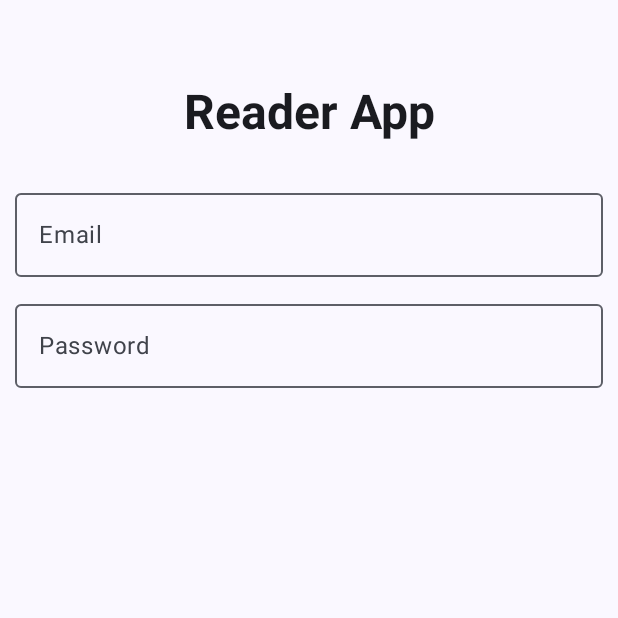
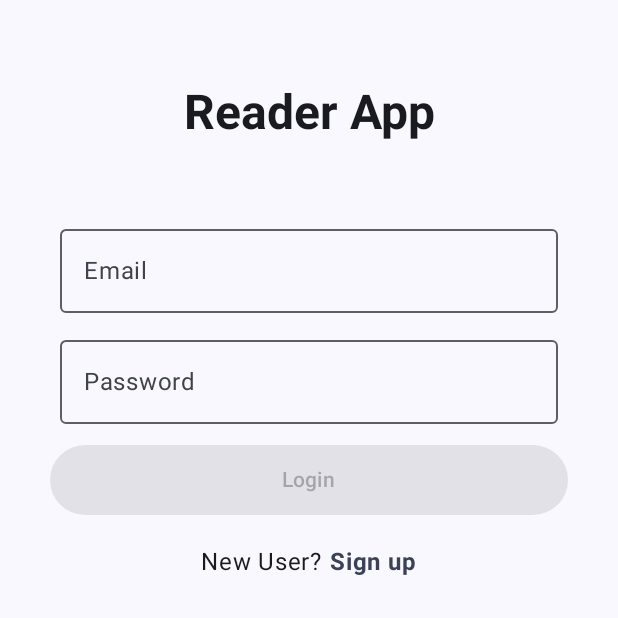
Before and after one commit to SkAppCoding/ReaderApp, an Android app built with Jetpack Compose: the screen it shows after launch (MainActivity), on a phone screen of 412 x 824 dp, the top half of it. Run offline under Robolectric (Android 15) with nearby library versions, the phone set to English and light mode, and no system bars; our stand-ins replace Dagger/Hilt's generated code, Firebase (no records; nobody signed in at launch, a user with empty details on screens opened directly).

Commit message:
finished Login and Register Forms

```diff
--- a/app/src/main/java/com/example/readerapp/components/Components.kt
+++ b/app/src/main/java/com/example/readerapp/components/Components.kt
@@ -44,7 +44,7 @@ fun TopSpacer() {
 fun EmailInput(
     modifier: Modifier = Modifier,
     emailState: MutableState<String>,
-    labelId: String = "Email",
+    labelId: String = stringResource(id = R.string.Email),
     enabled: Boolean = true,
     imeAction: ImeAction = ImeAction.Next,
     onAction: KeyboardActions = KeyboardActions.Default
--- a/app/src/main/java/com/example/readerapp/screens/ReaderSplashScreen.kt
+++ b/app/src/main/java/com/example/readerapp/screens/ReaderSplashScreen.kt
@@ -56,8 +56,6 @@ fun SplashScreen(navController: NavHostController) {
     ) {
         Box(modifier = Modifier.fillMaxSize(), contentAlignment = Alignment.Center)
         {
-
-
             Surface(
                 modifier = Modifier
                     .padding(15.dp)
--- /dev/null
+++ b/app/src/main/java/com/example/readerapp/screens/login/LoginScreenViewModel.kt
@@ -0,0 +1,7 @@
+package com.example.readerapp.screens.login
+
+import androidx.lifecycle.ViewModel
+
+class LoginScreenViewModel : ViewModel() {
+
+}
--- a/app/src/main/java/com/example/readerapp/screens/login/ReaderLoginScreen.kt
+++ b/app/src/main/java/com/example/readerapp/screens/login/ReaderLoginScreen.kt
@@ -1,17 +1,26 @@
 package com.example.readerapp.screens.login
 
-import android.util.Log
 import androidx.compose.foundation.background
+import androidx.compose.foundation.clickable
 import androidx.compose.foundation.layout.Arrangement
 import androidx.compose.foundation.layout.Column
+import androidx.compose.foundation.layout.Row
 import androidx.compose.foundation.layout.Spacer
 import androidx.compose.foundation.layout.fillMaxSize
+import androidx.compose.foundation.layout.fillMaxWidth
 import androidx.compose.foundation.layout.height
+import androidx.compose.foundation.layout.padding
+import androidx.compose.foundation.layout.size
+import androidx.compose.foundation.layout.width
 import androidx.compose.foundation.rememberScrollState
+import androidx.compose.foundation.shape.CircleShape
 import androidx.compose.foundation.text.KeyboardActions
 import androidx.compose.foundation.verticalScroll
+import androidx.compose.material3.Button
+import androidx.compose.material3.CircularProgressIndicator
 import androidx.compose.material3.MaterialTheme
 import androidx.compose.material3.Surface
+import androidx.compose.material3.Text
 import androidx.compose.runtime.Composable
 import androidx.compose.runtime.mutableStateOf
 import androidx.compose.runtime.remember
@@ -21,9 +30,12 @@ import androidx.compose.ui.Modifier
 import androidx.compose.ui.focus.FocusRequester
 import androidx.compose.ui.focus.focusRequester
 import androidx.compose.ui.platform.LocalSoftwareKeyboardController
+import androidx.compose.ui.res.stringResource
+import androidx.compose.ui.text.font.FontWeight
 import androidx.compose.ui.tooling.preview.Preview
 import androidx.compose.ui.unit.dp
 import androidx.navigation.NavHostController
+import com.example.readerapp.R
 import com.example.readerapp.components.EmailInput
 import com.example.readerapp.components.PasswordInput
 import com.example.readerapp.components.ReaderLogo
@@ -31,6 +43,9 @@ import com.example.readerapp.components.TopSpacer
 
 @Composable
 fun LoginScreen(navController: NavHostController) {
+
+    val showLoginForm = rememberSaveable { mutableStateOf(true) }
+
     Surface(modifier = Modifier.fillMaxSize(), color = MaterialTheme.colorScheme.background) {
         Column(
             horizontalAlignment = Alignment.CenterHorizontally,
@@ -40,9 +55,37 @@ fun LoginScreen(navController: NavHostController) {
             TopSpacer()
             ReaderLogo(color = MaterialTheme.colorScheme.onBackground)
             Spacer(modifier = Modifier.height(15.dp))
-            UserForm(loading = false, isCreateAccount = false) { email, password ->
-                Log.d("Form", "LoginScreen: $email $password")
+
+            //show Login or Register Form
+            if (showLoginForm.value)
+                UserForm(loading = false, isCreateAccount = false) { email, password ->
+                    //Todo login with email and password
+                }
+            else {
+                UserForm(loading = false, isCreateAccount = true) { email, password ->
+                    //Todo create account with email and password
+                }
             }
+
+
+            Row(
+                modifier = Modifier.padding(15.dp),
+                horizontalArrangement = Arrangement.Center,
+                verticalAlignment = Alignment.CenterVertically
+            ) {
+                val text = if (showLoginForm.value) stringResource(id = R.string.SignUp) else stringResource(R.string.Login)
+                val preText = if (showLoginForm.value) stringResource(id = R.string.NewUser) else stringResource(R.string.AlreadyUser)
+                Text(text = preText)
+                Text(text = text, modifier = Modifier
+                    .padding(start = 5.dp)
+                    .clickable {
+                        showLoginForm.value = !showLoginForm.value
+                    },
+                    color = MaterialTheme.colorScheme.secondary,
+                    fontWeight = FontWeight.Bold
+                )
+            }
+
         }
     }
 }
@@ -54,9 +97,9 @@ fun UserForm(
     isCreateAccount: Boolean = false,
     onDone: (String, String) -> Unit = { email, pwd -> }
 ) {
-    val email = rememberSaveable() { mutableStateOf("") }
-    val password = rememberSaveable() { mutableStateOf("") }
-    val passwordVisibility = rememberSaveable() { mutableStateOf(false) }
+    val email = rememberSaveable { mutableStateOf("") }
+    val password = rememberSaveable { mutableStateOf("") }
+    val passwordVisibility = rememberSaveable { mutableStateOf(false) }
     val passwordFocusRequest = FocusRequester.Default
     val keyboardController = LocalSoftwareKeyboardController.current
     val valid = remember(email.value, password.value) {
@@ -64,11 +107,19 @@ fun UserForm(
     }
 
     val modifier = Modifier
-        .height(150.dp)
         .background(MaterialTheme.colorScheme.background)
         .verticalScroll(rememberScrollState())
 
-    Column(modifier, horizontalAlignment = Alignment.CenterHorizontally) {
+    Column(modifier.padding(start = 30.dp, end = 30.dp), horizontalAlignment = Alignment.CenterHorizontally) {
+
+        if (isCreateAccount)
+            Text(
+                text = stringResource(id = R.string.CreateAccountHelp),
+                modifier = Modifier.padding(4.dp)
+            )
+        else
+            Text(text = "")
+
         EmailInput(emailState = email, enabled = !loading, onAction = KeyboardActions {
             passwordFocusRequest.requestFocus()
         })
@@ -76,13 +127,45 @@ fun UserForm(
         PasswordInput(
             modifier = Modifier.focusRequester(passwordFocusRequest),
             passwordState = password,
-            labelId = "Password",
+            labelId = stringResource(id = R.string.Password),
             enabled = !loading,
             passwordVisibility = passwordVisibility,
             onAction = KeyboardActions {
                 if (!valid) return@KeyboardActions
                 onDone(email.value.trim(), password.value.trim())
-            }
-        )
+            })
+
+        SubmitButton(
+            textId = if (isCreateAccount) stringResource(id = R.string.CreateAccount)
+            else stringResource(id = R.string.Login),
+            loading = loading,
+            validInputs = valid
+        ) {
+            onDone(email.value.trim(), password.value.trim())
+            keyboardController?.hide()
+        }
+
     }
 }
+
+@Composable
+fun SubmitButton(
+    textId: String,
+    loading: Boolean,
+    validInputs: Boolean,
+    onClick: () -> Unit
+) {
+    Button(
+        onClick = onClick,
+        modifier = Modifier
+            .padding(3.dp)
+            .fillMaxWidth(),
+        enabled = !loading && validInputs,
+        shape = CircleShape
+    ) {
+
+        if (loading) CircularProgressIndicator(modifier = Modifier.size(25.dp))
+        else Text(text = textId, modifier = Modifier.padding(5.dp))
+
+    }
+}
--- a/app/src/main/res/values/strings.xml
+++ b/app/src/main/res/values/strings.xml
@@ -2,4 +2,12 @@
     <string name="app_name">ReaderApp</string>
 
     <string name="AppName">Reader App</string>
+    <string name="Email">Email</string>
+    <string name="Password">Password</string>
+    <string name="CreateAccount">Create Account</string>
+    <string name="Login">Login</string>
+    <string name="SignUp">Sign up</string>
+    <string name="NewUser">New User?</string>
+    <string name="AlreadyUser">Already signed up?</string>
+    <string name="CreateAccountHelp">Please enter a valid email and password that is at least 6 characters</string>
 </resources>
```
